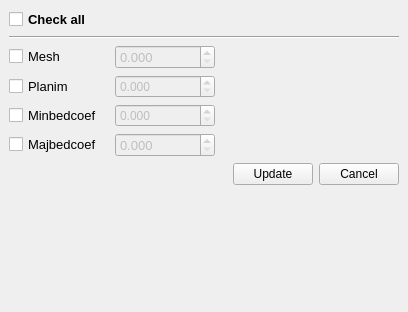
Old version of the form ui/edit_ks_mesh_plan31000.ui in the repository Artelia/Mascaret.
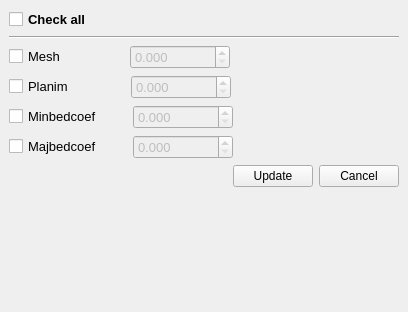
New version of the form.

Commit message: fix  edit_ks_mesh_plan gui

Diff of the .ui file:
```diff
--- a/ui/edit_ks_mesh_plan31000.ui
+++ b/ui/edit_ks_mesh_plan31000.ui
@@ -83,7 +83,7 @@
            </font>
           </property>
           <property name="text">
-           <string>Mesh</string>
+           <string>Mesh                </string>
           </property>
          </widget>
         </item>
@@ -142,7 +142,7 @@
            </font>
           </property>
           <property name="text">
-           <string>Planim</string>
+           <string>Planim              </string>
           </property>
          </widget>
         </item>
@@ -163,6 +163,11 @@
             <height>0</height>
            </size>
           </property>
+          <property name="font">
+           <font>
+            <pointsize>10</pointsize>
+           </font>
+          </property>
           <property name="decimals">
            <number>3</number>
           </property>
@@ -202,7 +207,7 @@
            </font>
           </property>
           <property name="text">
-           <string>Minbedcoef</string>
+           <string>Minbedcoef       </string>
           </property>
          </widget>
         </item>
@@ -217,6 +222,11 @@
             <height>0</height>
            </size>
           </property>
+          <property name="font">
+           <font>
+            <pointsize>10</pointsize>
+           </font>
+          </property>
           <property name="decimals">
            <number>3</number>
           </property>
@@ -256,7 +266,7 @@
            </font>
           </property>
           <property name="text">
-           <string>Majbedcoef</string>
+           <string>Majbedcoef       </string>
           </property>
          </widget>
         </item>
```
Left out of the diff: 12 changed lines with no effect on the pictures. The commit also changes 1 other file.
